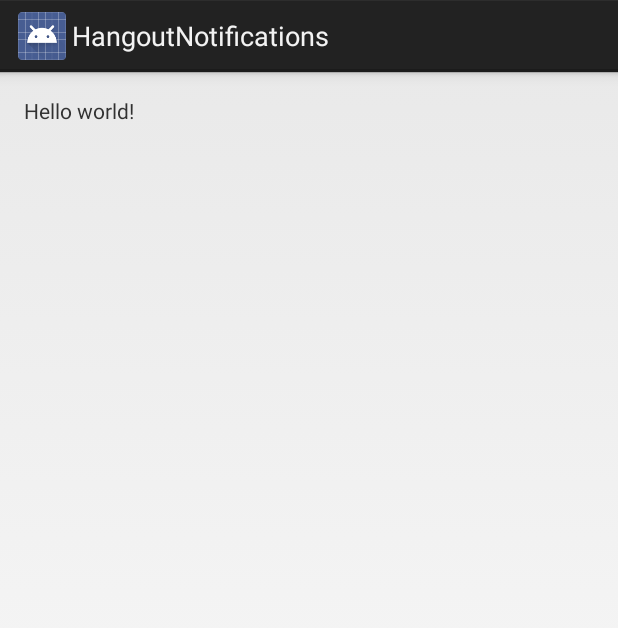
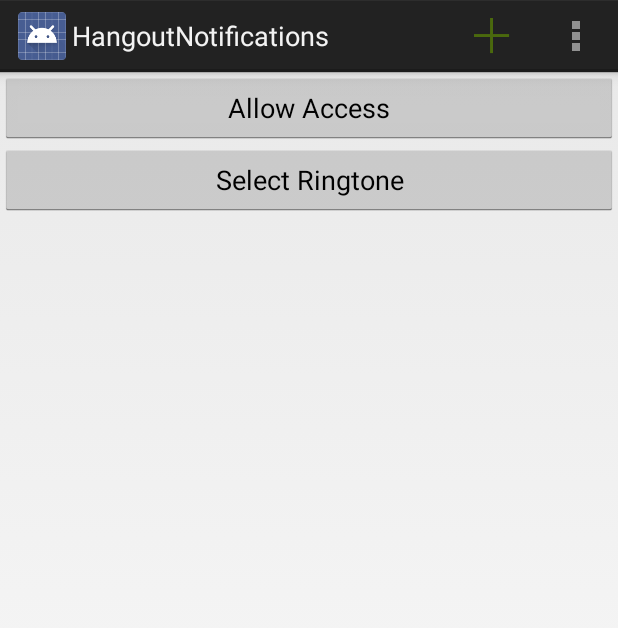
Before and after one commit to AaronRietschlin/HangoutNotif, an Android app: the screen it shows after launch (MainActivity), on a phone screen of 412 x 824 dp. Shown: the top 628 px of the screen. Run offline under Robolectric (Android 15) with nearby library versions, the phone set to English and light mode, and no system bars.

Commit message:
Added some stuff for getting the ringtone selection.

```diff
--- a/HangoutNotifications/src/main/AndroidManifest.xml
+++ b/HangoutNotifications/src/main/AndroidManifest.xml
@@ -7,6 +7,8 @@
     <uses-sdk
         android:minSdkVersion="18"
         android:targetSdkVersion="18" />
+
+    <uses-permission android:name="android.permission.VIBRATE" />
 
     <application
         android:allowBackup="true"
--- a/HangoutNotifications/src/main/java/com/asa/notif/hangouts/MainActivity.java
+++ b/HangoutNotifications/src/main/java/com/asa/notif/hangouts/MainActivity.java
@@ -1,15 +1,33 @@
 package com.asa.notif.hangouts;
 
-import android.app.Activity;
 import android.os.Bundle;
-import android.view.Menu;
+import android.support.v4.app.Fragment;
 
-public class MainActivity extends Activity {
+import com.asa.notif.hangouts.ui.FragmentMain;
+import com.asa.notif.hangouts.ui.base.AsaBaseActivity;
+
+public class MainActivity extends AsaBaseActivity {
 
     @Override
     protected void onCreate(Bundle savedInstanceState) {
         super.onCreate(savedInstanceState);
-        setContentView(R.layout.activity_main);
+        setContentView(R.layout.fragment_container_view);
+
+        if (savedInstanceState == null) {
+            addMainFragment();
+        } else {
+            Fragment frag = mFragmentManager.findFragmentByTag(FragmentMain.TAG);
+            if (frag != null) {
+                mFragmentManager.beginTransaction().attach(frag).commit();
+            } else {
+                addMainFragment();
+            }
+        }
+
+    }
+
+    private void addMainFragment() {
+        addFragment(FragmentMain.newInstance(), FragmentMain.TAG, false, false);
     }
 
 }
--- a/HangoutNotifications/src/main/java/com/asa/notif/hangouts/ui/FragmentMain.java
+++ b/HangoutNotifications/src/main/java/com/asa/notif/hangouts/ui/FragmentMain.java
@@ -1,9 +1,101 @@
 package com.asa.notif.hangouts.ui;
 
-import android.support.v4.app.Fragment;
+import android.content.Intent;
+import android.media.RingtoneManager;
+import android.net.Uri;
+import android.os.Bundle;
+import android.util.Log;
+import android.view.LayoutInflater;
+import android.view.Menu;
+import android.view.MenuInflater;
+import android.view.MenuItem;
+import android.view.View;
+import android.view.ViewGroup;
+import android.widget.Button;
+
+import com.asa.notif.hangouts.AppData;
+import com.asa.notif.hangouts.R;
+import com.asa.notif.hangouts.ui.base.AsaBaseFragment;
 
 /**
  * Created by Aaron on 8/23/13.
  */
-public class FragmentMain extends Fragment {
+public class FragmentMain extends AsaBaseFragment implements View.OnClickListener {
+    public static final String TAG = "FragmentMain";
+    private Button mBtnAllowAccess;
+    private Button mBtnSelectRingtone;
+
+    private RingtoneManager mRingtoneManager;
+
+    private Uri mSelectedUri;
+
+    public static FragmentMain newInstance() {
+        FragmentMain frag = new FragmentMain();
+        return frag;
+    }
+
+    @Override
+    public void onCreate(Bundle savedInstanceState) {
+        super.onCreate(savedInstanceState);
+        setHasOptionsMenu(true);
+    }
+
+    @Override
+    public View onCreateView(LayoutInflater inflater, ViewGroup container, Bundle savedInstanceState) {
+        View v = inflater.inflate(R.layout.fragment_main, container, false);
+
+        mBtnAllowAccess = (Button) v.findViewById(R.id.main_btn_allow_access);
+        mBtnSelectRingtone = (Button) v.findViewById(R.id.main_btn_select_ringtone);
+
+        mBtnAllowAccess.setOnClickListener(this);
+        mBtnSelectRingtone.setOnClickListener(this);
+
+        return v;
+    }
+
+    @Override
+    public void onCreateOptionsMenu(Menu menu, MenuInflater inflater) {
+        super.onCreateOptionsMenu(menu, inflater);
+        inflater.inflate(R.menu.main, menu);
+    }
+
+    @Override
+    public boolean onOptionsItemSelected(MenuItem item) {
+
+
+        return super.onOptionsItemSelected(item);
+    }
+
+    @Override
+    public void onActivityResult(int requestCode, int resultCode, Intent data) {
+        super.onActivityResult(requestCode, resultCode, data);
+        if(data != null){
+            Bundle extras = data.getExtras();
+            Uri uri = data.getParcelableExtra(RingtoneManager.EXTRA_RINGTONE_PICKED_URI);
+            Log.d(TAG, "Test");
+        }
+    }
+
+    @Override
+    public void onClick(View v) {
+        int vId = v.getId();
+        switch (vId) {
+            case R.id.main_btn_allow_access:
+                startActivity(new Intent(AppData.ACTION_NOTIFICATION_LISTENER_SETTINGS));
+                break;
+            case R.id.main_btn_select_ringtone:
+                Intent intent = new Intent(RingtoneManager.ACTION_RINGTONE_PICKER);
+                intent.putExtra(RingtoneManager.EXTRA_RINGTONE_TYPE, RingtoneManager.TYPE_NOTIFICATION);
+                intent.putExtra(RingtoneManager.EXTRA_RINGTONE_SHOW_SILENT, true);
+                intent.putExtra(RingtoneManager.EXTRA_RINGTONE_TITLE, "Yo, Select Your Ringtone...Bitch");
+                startActivityForResult(intent, AppData.ForResult.RINGTONE_SELECTOR);
+                break;
+        }
+    }
+
+    private void buildRingtoneManagerIfNeeded(){
+        if(mRingtoneManager == null && mActivity != null){
+            mRingtoneManager = new RingtoneManager(mActivity.getApplicationContext());
+        }
+    }
 }
--- /dev/null
+++ b/HangoutNotifications/src/main/res/layout/fragment_main.xml
@@ -0,0 +1,19 @@
+<?xml version="1.0" encoding="utf-8"?>
+
+<LinearLayout xmlns:android="http://schemas.android.com/apk/res/android"
+              android:orientation="vertical"
+              android:layout_width="match_parent"
+              android:layout_height="match_parent">
+
+    <Button
+            android:layout_width="match_parent"
+            android:layout_height="wrap_content"
+            android:text="Allow Access"
+            android:id="@+id/main_btn_allow_access"/>
+
+    <Button
+            android:layout_width="match_parent"
+            android:layout_height="wrap_content"
+            android:text="Select Ringtone"
+            android:id="@+id/main_btn_select_ringtone"/>
+</LinearLayout>
--- a/HangoutNotifications/src/main/res/menu/main.xml
+++ b/HangoutNotifications/src/main/res/menu/main.xml
@@ -1,9 +1,10 @@
 <menu xmlns:android="http://schemas.android.com/apk/res/android">
     <item
             android:id="@+id/action_add"
-            android:title="@string/action_settings"
+            android:title="@string/action_add"
             android:orderInCategory="100"
-            android:showAsAction="never"/>
+            android:icon="@drawable/ic_action_add"
+            android:showAsAction="always"/>
     <item
             android:id="@+id/action_settings"
             android:title="@string/action_settings"
```
Also changed, not shown: HangoutNotifications/src/main/java/com/asa/notif/hangouts/AppData.java (+7 -0 lines), HangoutNotifications/src/main/java/com/asa/notif/hangouts/ui/HangoutNotificationListenerService.java (+26 -5 lines).
